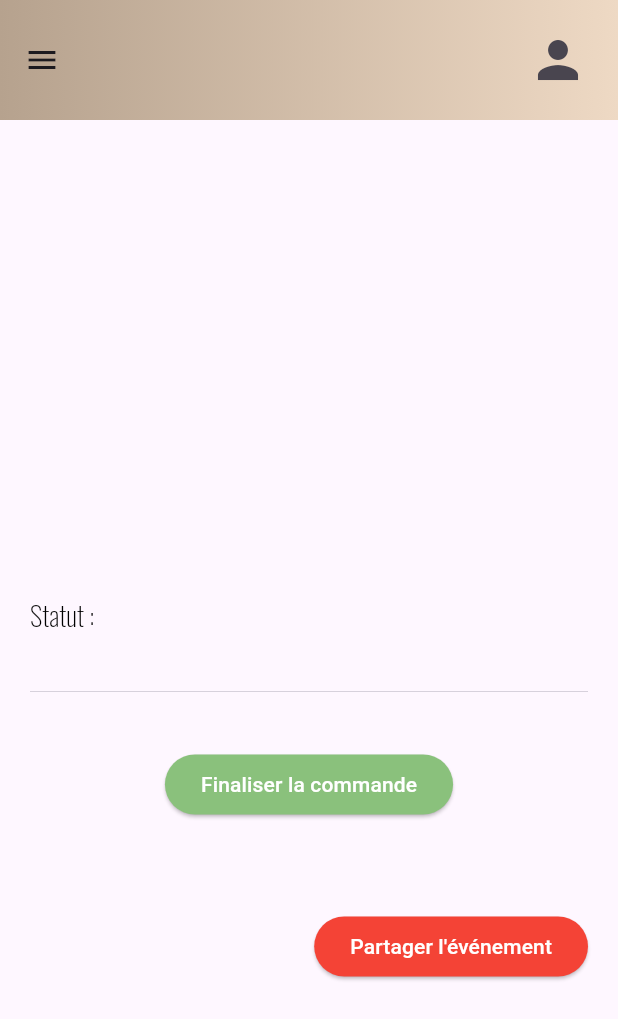
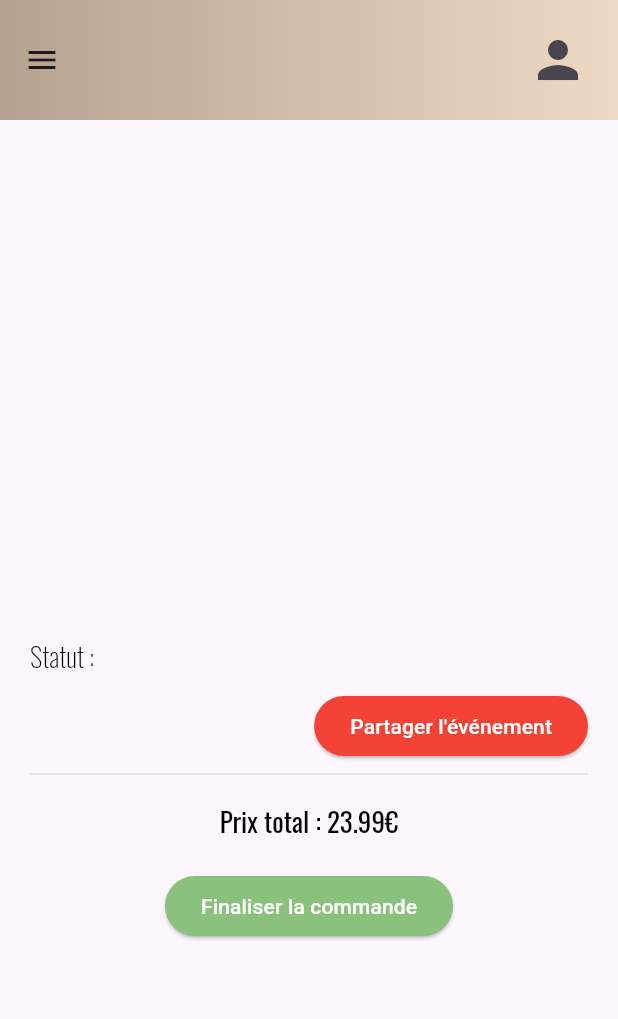
Before and after one commit to sarah-menuge/ape_manager_front, a Flutter app: the EvenementsDetailsViewMobile screen opened directly with empty values, on a phone screen of 412 x 824 dp. Shown: the top 1019 px of the screen. Run offline on Flutter 3.47's test engine with Material 3 defaults, Android fonts, the phone set to English and light mode, and no system bars; our stand-ins replace device_info_plus, flutter_dotenv, flutter_secure_storage, google_fonts; missing offline and left inert: sticky_footer_scrollview, universal_html; accounts and stored records are empty.

Commit message:
Correctifs - ajout prix total

```diff
--- a/lib/views/evenements/details/evenements_details.dart
+++ b/lib/views/evenements/details/evenements_details.dart
@@ -9,6 +9,7 @@ import 'package:flutter/material.dart';
 class EvenementsDetailsWidget extends StatelessWidget {
   final Evenement evenement;
   final Widget listeView;
+  static double prixTotal = 23.99;
 
   const EvenementsDetailsWidget(
       {super.key, required this.evenement, required this.listeView});
@@ -30,10 +31,11 @@ class EvenementsDetailsWidget extends StatelessWidget {
                 getTitreEvenement(context),
                 getDescriptionEvenement(context),
                 getStatutEvenement(context),
+                getBoutonPartagerEvenement(context),
                 const Divider(thickness: 0.5),
                 listeView,
+                getPrixTotal(context),
                 getBoutonFinaliserCommande(context),
-                getBoutonPartagerEvenement(context),
               ],
             ),
           ),
@@ -74,7 +76,7 @@ class EvenementsDetailsWidget extends StatelessWidget {
 
   Widget getStatutEvenement(BuildContext context) {
     return Padding(
-      padding: const EdgeInsets.symmetric(vertical: 30),
+      padding: const EdgeInsets.symmetric(vertical: 10),
       child: Text.rich(
         TextSpan(
           children: [
@@ -103,11 +105,26 @@ class EvenementsDetailsWidget extends StatelessWidget {
     );
   }
 
+  Widget getPrixTotal(BuildContext context) {
+    return Align(
+      alignment: Alignment.center,
+      child: Padding(
+        padding: EdgeInsets.symmetric(vertical: 10),
+        child: Text(
+          "Prix total : ${prixTotal}€",
+          style: FontUtils.getFontApp(
+            fontSize: ResponsiveConstraint.getResponsiveValue(
+                context, POLICE_MOBILE_NORMAL, POLICE_DESKTOP_NORMAL),
+          ),
+        ),
+      ),
+    );
+  }
+
   Widget getBoutonPartagerEvenement(BuildContext context) {
     return Padding(
-      padding: EdgeInsets.symmetric(
-          vertical:
-              ResponsiveConstraint.getResponsiveValue(context, 30.0, 20.0)),
+      padding: EdgeInsets.only(
+          bottom: ResponsiveConstraint.getResponsiveValue(context, 0.0, 10.0)),
       child: const Row(
         mainAxisAlignment: MainAxisAlignment.end,
         children: [
@@ -126,7 +143,7 @@ class EvenementsDetailsWidget extends StatelessWidget {
     return Padding(
       padding: EdgeInsets.symmetric(
           vertical:
-              ResponsiveConstraint.getResponsiveValue(context, 30.0, 20.0)),
+              ResponsiveConstraint.getResponsiveValue(context, 10.0, 10.0)),
       child: const Row(
         mainAxisAlignment: MainAxisAlignment.center,
         children: [
```
